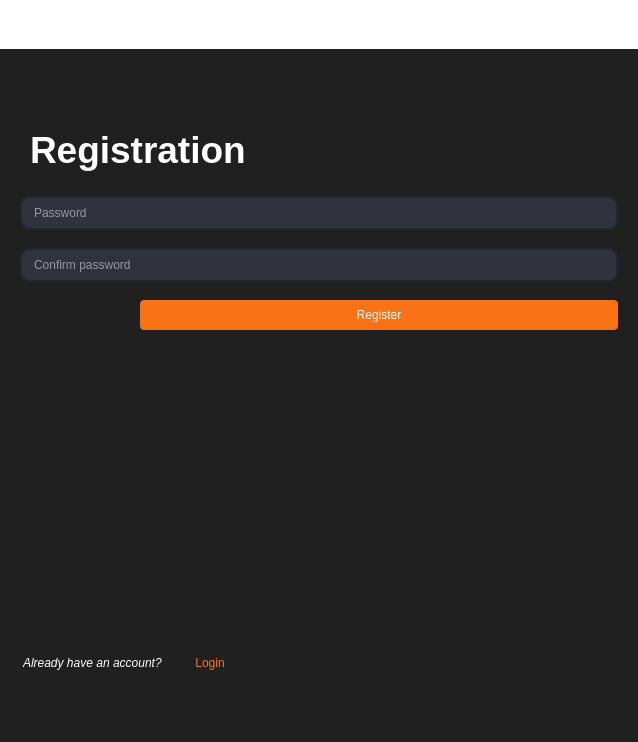
Old version of the form mainwindow.ui in the repository Ph4sm4/FinelogApp.
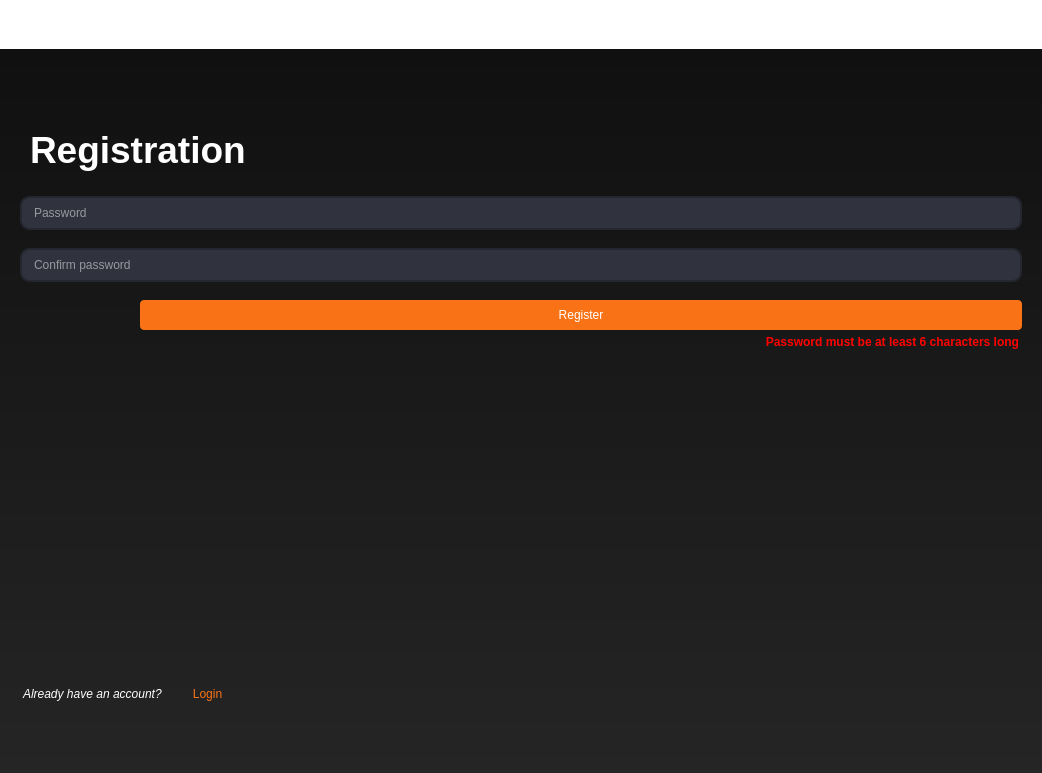
New version of the form. Icons and pictures are not drawn.

Diff of the .ui file:
```diff
--- a/mainwindow.ui
+++ b/mainwindow.ui
@@ -9,8 +9,8 @@
    <rect>
     <x>0</x>
     <y>0</y>
-    <width>638</width>
-    <height>742</height>
+    <width>1042</width>
+    <height>773</height>
    </rect>
   </property>
   <property name="font">
@@ -25,7 +25,7 @@
    <bool>false</bool>
   </property>
   <widget class="QWidget" name="centralwidget">
-   <layout class="QVBoxLayout" name="verticalLayout_6">
+   <layout class="QVBoxLayout" name="verticalLayout_12">
     <property name="spacing">
      <number>0</number>
     </property>
@@ -1169,7 +1169,7 @@
       <widget class="QWidget" name="registration_page4">
        <property name="styleSheet">
         <string notr="true">QWidget {
-background-color: #202020	
+background-color: qlineargradient(x1:0, y1:0, x2:0, y2:1, stop:0 #101010, stop:1 #252525);
 }</string>
        </property>
        <layout class="QVBoxLayout" name="verticalLayout_11">
@@ -1225,7 +1225,7 @@
 color: white;
 margin-left: 20px;
 margin-bottom: 20px;
-}</string>
+background: transparent;}</string>
             </property>
             <property name="text">
              <string>Registration</string>
@@ -1333,12 +1333,14 @@
            </spacer>
           </item>
           <item>
-           <widget class="QPushButton" name="registerButton">
-            <property name="styleSheet">
-             <string notr="true">QPushButton {
+           <layout class="QVBoxLayout" name="verticalLayout_6">
+            <item>
+             <widget class="QPushButton" name="registerButton">
+              <property name="styleSheet">
+               <string notr="true">QPushButton {
 border-radius: 4px;
-margin-right:  20px;
 margin-left: 140px;
+margin-right:  20px;
 background-color: rgb(249, 115, 22);
 height: 30px;
 color: white;
@@ -1346,11 +1348,48 @@
 QPushButton:pressed {
 background-color: rgb(126, 42, 0)
 }</string>
-            </property>
-            <property name="text">
-             <string>Register</string>
-            </property>
-           </widget>
+              </property>
+              <property name="text">
+               <string>Register</string>
+              </property>
+             </widget>
+            </item>
+            <item>
+             <widget class="QLabel" name="errorLabel">
+              <property name="font">
+               <font>
+                <bold>true</bold>
+               </font>
+              </property>
+              <property name="autoFillBackground">
+               <bool>false</bool>
+              </property>
+              <property name="styleSheet">
+               <string notr="true">QLabel {
+color: red;
+margin-right: 20px;
+margin-left: 20px;
+background: transparent;
+}</string>
+              </property>
+              <property name="text">
+               <string>Password must be at least 6 characters long</string>
+              </property>
+              <property name="textFormat">
+               <enum>Qt::AutoText</enum>
+              </property>
+              <property name="alignment">
+               <set>Qt::AlignRight|Qt::AlignTrailing|Qt::AlignVCenter</set>
+              </property>
+              <property name="wordWrap">
+               <bool>true</bool>
+              </property>
+              <property name="openExternalLinks">
+               <bool>false</bool>
+              </property>
+             </widget>
+            </item>
+           </layout>
           </item>
           <item>
            <spacer name="verticalSpacer_29">
@@ -1379,7 +1418,7 @@
                <string notr="true">QLabel {
 margin-left: 20px;
 color: #FFF;
-}</string>
+background: transparent;}</string>
               </property>
               <property name="text">
                <string>Already have an account?</string>
```
Left out of the diff: 40 changed lines with no effect on the pictures.
